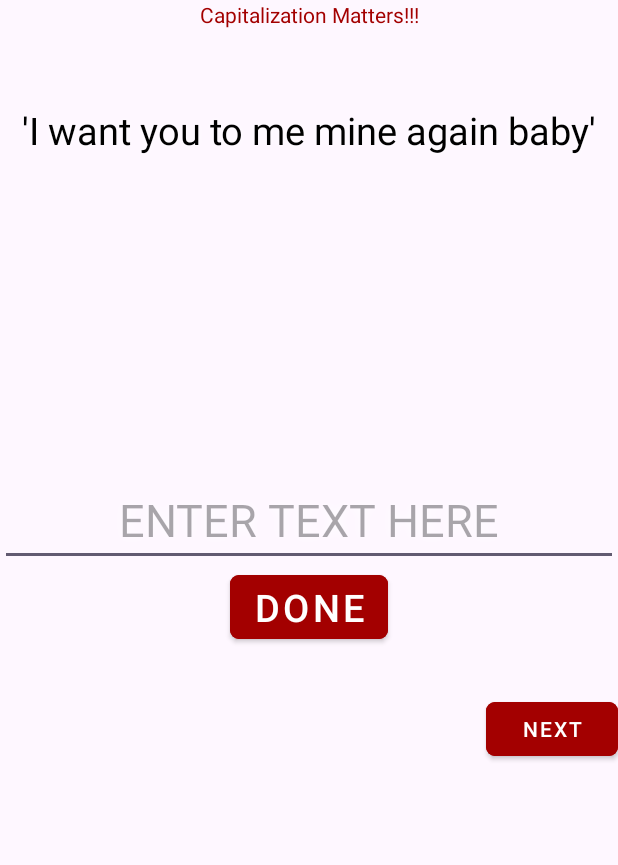
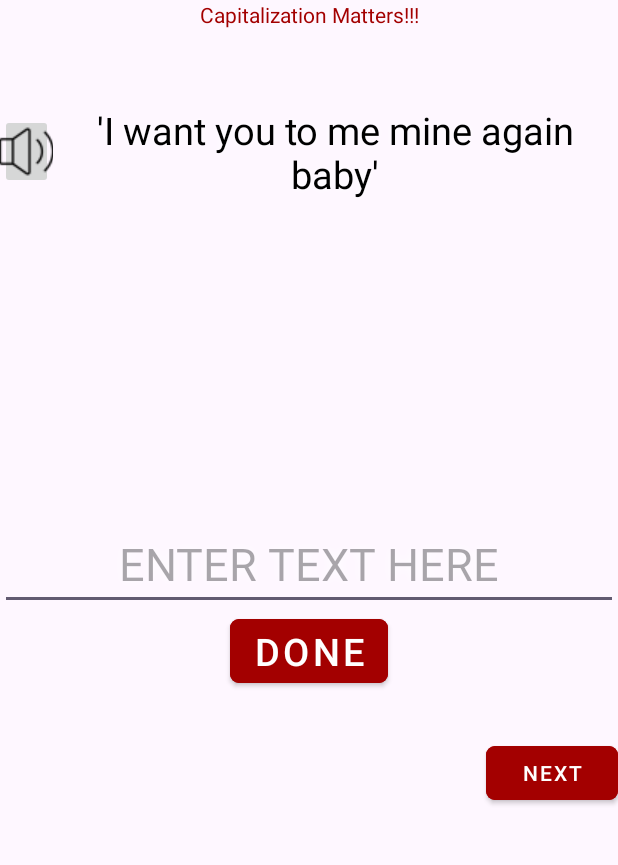
Before and after one commit to gimmeyahring/Finish_The_Drake_Lyric_Quiz, an Android app: the screen it shows after launch (QuizActivity), after a tap on "START", on a phone screen of 412 x 824 dp, the part 226-1091 px from its top. Run offline under Robolectric (Android 15) with nearby library versions, the phone set to English and light mode, and no system bars.

Commit message:
added music

```diff
--- a/app/src/main/java/org/baltimorecityschools/finishthedrakelyricquiz/Question.java
+++ b/app/src/main/java/org/baltimorecityschools/finishthedrakelyricquiz/Question.java
@@ -7,27 +7,32 @@ public class Question {
 
     public String questionText;
     public String correctAnswer;
+    public String songName;
 
     // constructors
 
     public Question(){
         questionText = "";
         correctAnswer = "";
+        songName = "";
 
     }
 
-    public Question(String qtf, String caf){
+    public Question(String qtf, String caf, String snf){
         questionText = qtf;
         correctAnswer = caf;
+        songName = snf;
     }
 
     // getters & setters
 
     public String getQuestionText(){return questionText;}
     public String getCorrectAnswer(){return correctAnswer;}
+    public String getSongName(){return songName;}
 
     public void setQuestionText(String newQuestionText){questionText = newQuestionText;}
     public void setCorrectAnswer(String newCorrectAnswer){correctAnswer = newCorrectAnswer;}
+    public void setSongName(String newSongName){songName = newSongName;}
 
     // methods
 
@@ -35,6 +40,6 @@ public class Question {
     @NonNull
     @Override
     public String toString() {
-        return "This question is '" + questionText + "'. The answer is '" + correctAnswer + "'.";
+        return "This question is '" + questionText + "'. The answer is '" + correctAnswer + ". This song is called " + songName + ".";
     }
 }
--- a/app/src/main/java/org/baltimorecityschools/finishthedrakelyricquiz/QuizActivity.java
+++ b/app/src/main/java/org/baltimorecityschools/finishthedrakelyricquiz/QuizActivity.java
@@ -1,9 +1,11 @@
 package org.baltimorecityschools.finishthedrakelyricquiz;
 
 import android.content.Intent;
+import android.media.MediaPlayer;
 import android.os.Bundle;
 import android.view.View;
 import android.widget.Button;
+import android.widget.MediaController;
 import android.widget.TextView;
 import android.widget.EditText;
 import android.widget.Toast;
@@ -29,6 +31,7 @@ public class QuizActivity extends AppCompatActivity {
 
 
 
+
     TextView answerMessage;
     TextView questionTV;
     EditText enterText;
@@ -41,6 +44,7 @@ public class QuizActivity extends AppCompatActivity {
     String currentAnswer = "";
     String userAnswer = "";
 
+
     @Override
     protected void onCreate(Bundle savedInstanceState) {
         super.onCreate(savedInstanceState);
@@ -52,25 +56,34 @@ public class QuizActivity extends AppCompatActivity {
         nextBTN = (Button) findViewById(R.id.nextBTN);
         score = 0;
         currentIndex = 0;
-        q0 = new Question("I want you to be mine again baby", "I know my lifestyle is driving you crazy");
-        q1 = new Question("Asking me how did it feel", "Cant say it didnt surprise me");
-        q2 = new Question("And we can hear the angels callin us", "And we can see the sunrise before us");
-        q3 = new Question("Always been a lil mathematician", "Lately this cash Im gettin");
-        q4 = new Question("Put the money in the bag", "Oops I just got a bag");
-        q5 = new Question("OT OT theres never much love when we go OT", "I pray we make it back in one piece");
-        q6 = new Question("I got chrome on my body", "Im the man of steel");
-        q7 = new Question("And Im back on my grind", "A psychic read my life line");
-        q8 = new Question("How many faking they streams", "Getting they plays from machines");
-        q9 = new Question("Darling hold my hand", "Nothing beats a jet 2 holiday");
+        q0 = new Question("I want you to be mine again baby", "I know my lifestyle is driving you crazy", "fettywapagian");
+        q1 = new Question("Asking me how did it feel", "Cant say it didnt surprise me", "drakewhatdidimiss");
+        q2 = new Question("And we can hear the angels callin us", "And we can see the sunrise before us", "lilwaynemrs.officer");
+        q3 = new Question("Always been a lil mathematician", "Lately this cash Im gettin", "lildurkallmylife");
+        q4 = new Question("Put the money in the bag", "Oops I just got a bag", "yunomilesptmib");
+        q5 = new Question("OT OT theres never much love when we go OT", "I pray we make it back in one piece", "drakeonedance");
+        q6 = new Question("I got chrome on my body", "Im the man of steel", "pmbmanofsteel");
+        q7 = new Question("And Im back on my grind", "A psychic read my life line", "kanyewestiwonder");
+        q8 = new Question("How many faking they streams", "Getting they plays from machines", "21savagealot");
+        q9 = new Question("Darling hold my hand", "Nothing beats a jet 2 holiday", "holdmyhand");
         questions = new Question[]{q0, q1, q2, q3, q4, q5, q6, q7, q8, q9};
         currentQuestion = questions[currentIndex];
+
+
+
+
+
+
+
 
 
         doneBTN.setOnClickListener(new View.OnClickListener() {
             @Override
             public void onClick(View v) {
+
                 userAnswer = enterText.getText().toString();
                 currentAnswer = currentQuestion.getCorrectAnswer();
+
 
 
                 if (userAnswer.equals(currentAnswer)){
--- a/app/src/main/java/org/baltimorecityschools/finishthedrakelyricquiz/StartActivity.java
+++ b/app/src/main/java/org/baltimorecityschools/finishthedrakelyricquiz/StartActivity.java
@@ -4,6 +4,7 @@ import android.content.Intent;
 import android.os.Bundle;
 import android.view.View;
 import android.widget.Button;
+import android.media.MediaPlayer;
 
 import androidx.appcompat.app.AppCompatActivity;
 
@@ -14,12 +15,15 @@ public class StartActivity extends AppCompatActivity {
 
     Button startBTN;
     public int number = 0;
+    MediaPlayer mediaPlayer1;
 
     @Override
     protected void onCreate(Bundle savedInstanceState) {
         super.onCreate(savedInstanceState);
         setContentView(R.layout.activity_start);
         startBTN = findViewById(R.id.startButton);
+        mediaPlayer1 = MediaPlayer.create(this, R.raw.fettywapagain);
+        mediaPlayer1.start();
 
         startBTN.setOnClickListener(new View.OnClickListener() {
             @Override
--- a/app/src/main/res/layout/activity_quiz.xml
+++ b/app/src/main/res/layout/activity_quiz.xml
@@ -41,6 +41,29 @@
 
         />
 
+    <LinearLayout
+        android:layout_width="wrap_content"
+        android:layout_height="wrap_content"
+        android:orientation="horizontal"
+        android:gravity="center">
+
+        <LinearLayout
+            android:layout_width="35dp"
+            android:layout_height="50dp"
+            android:orientation="vertical"
+            android:gravity="center">
+
+            <ImageButton
+                android:layout_width="match_parent"
+                android:layout_height="match_parent"
+                android:contentDescription="yeet"
+                android:src="@drawable/hintnotused2"
+                android:id="@+id/hintButton"
+
+                />
+
+        </LinearLayout>
+
         <TextView
             android:layout_width="match_parent"
             android:layout_height="wrap_content"
@@ -55,6 +78,9 @@
             android:textColor="@color/black"
             android:id="@+id/questionTV"
             />
+
+    </LinearLayout>
+
     <TextView
         android:layout_width="match_parent"
         android:layout_height="wrap_content"
```
Also changed, not shown: app/src/main/res/drawable/hintnotused2.png (added), app/src/main/res/drawable/hintused2.png (added), 1 other file. Lines whose indentation alone changed are shown as unchanged.
